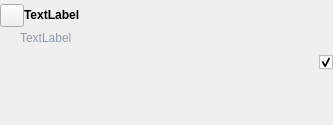
This is ui/beat_widget.ui in zkovari/plotlyst as Qt 5 draws it before an edit. The edited form follows.
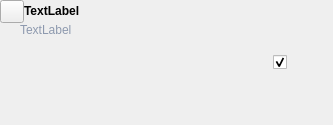
This is the edited form. The open tabs and pages were chosen to show the change. Custom widgets are drawn as their Qt base class.

Commit message:
Story structure beat descriptions (#376)
* Beat descriptions

* progress

* align top

* better opaque

* toggle min width

* more desc

What changed in the file:
```diff
--- a/ui/beat_widget.ui
+++ b/ui/beat_widget.ui
@@ -76,7 +76,7 @@
        </item>
       </layout>
      </item>
-     <item>
+     <item alignment="Qt::AlignTop">
       <widget class="QStackedWidget" name="stackedWidget">
        <property name="sizePolicy">
         <sizepolicy hsizetype="Preferred" vsizetype="Maximum">
@@ -206,6 +206,12 @@
        <verstretch>0</verstretch>
       </sizepolicy>
      </property>
+     <property name="minimumSize">
+      <size>
+       <width>60</width>
+       <height>0</height>
+      </size>
+     </property>
      <property name="text">
       <string/>
      </property>
```
Left out of the diff: 2 changed lines with no effect on the pictures. The commit also changes 2 other files.
